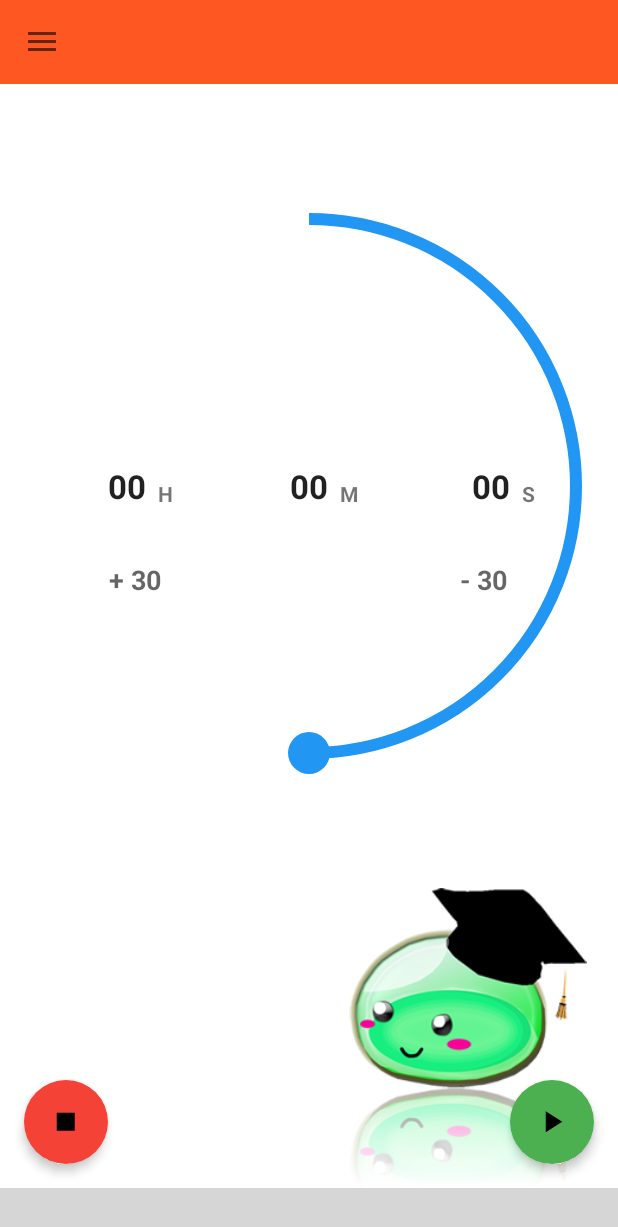
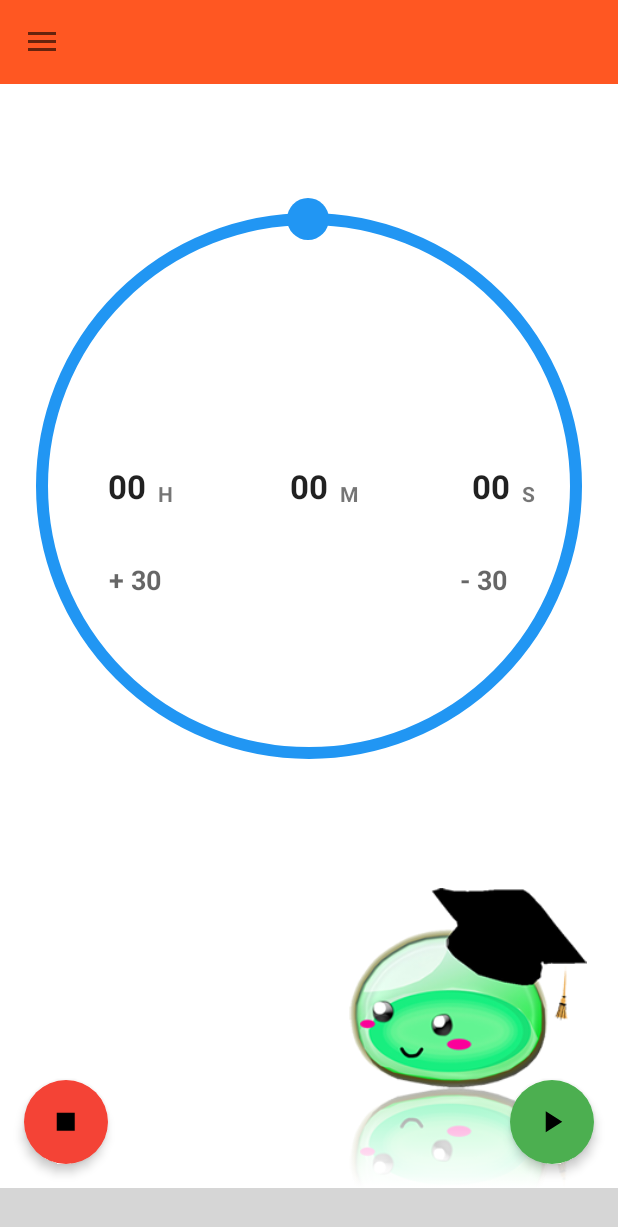
Before and after one commit to virtualprodigy/Public_StudyProAndroid, an Android app: the StudyProActivity screen opened directly, with no data from a screen before it, on a phone screen of 412 x 824 dp. Shown: the top 1227 px of the screen. Run offline under Robolectric (Android 15) with nearby library versions, the light colour scheme and no system bars; our stand-ins replace ButterKnife, Dagger/Hilt's generated code; libraries missing offline, so code that uses them is left out: com.facebook.stetho, com.squareup.okhttp, com.squareup.otto, retrofit.client, retrofit.converter; plain views replace Banner; 1 statement that could not run was skipped; grey boxes are pictures that could not be loaded.

Commit message:
Date: February 2, 2016 at 1:20:28 PM EST
Reacting the code for new time update logic. Saving before lunch. Going to change the TimedBreaks Class

```diff
--- a/app/src/main/java/com/virtualprodigy/StudyPro/Injection/SingletonModule.java
+++ b/app/src/main/java/com/virtualprodigy/StudyPro/Injection/SingletonModule.java
@@ -8,6 +8,7 @@ import com.squareup.okhttp.OkHttpClient;
 import com.virtualprodigy.studypro.BuildConfig;
 import com.virtualprodigy.studypro.Database.OrmHelper;
 import com.virtualprodigy.studypro.StudyProApplication;
+import com.virtualprodigy.studypro.StudyTimer.TimedBreaks;
 import com.virtualprodigy.studypro.services.RetrofitService;
 
 import javax.inject.Singleton;
@@ -67,4 +68,10 @@ public class SingletonModule {
 
     }
 
+    @Provides
+    @Singleton
+    TimedBreaks provideTimedBreaks(){
+        return  new TimedBreaks();
+    }
+
 }
--- a/app/src/main/java/com/virtualprodigy/StudyPro/Injection/StudyProComponent.java
+++ b/app/src/main/java/com/virtualprodigy/StudyPro/Injection/StudyProComponent.java
@@ -2,6 +2,7 @@ package com.virtualprodigy.studypro.Injection;
 
 import com.virtualprodigy.studypro.StudyProActivity;
 import com.virtualprodigy.studypro.StudyTimer.StudyTimerFragment;
+import com.virtualprodigy.studypro.layouts.TimerDisplayLayout;
 
 import javax.inject.Singleton;
 
@@ -15,4 +16,5 @@ import dagger.Component;
 public interface StudyProComponent {
     void inject(StudyProActivity studyProActivity);
     void inject(StudyTimerFragment studyTimerFragment);
+    void inject(TimerDisplayLayout timerDisplayLayout);
 }
--- a/app/src/main/java/com/virtualprodigy/StudyPro/StudyTimer/TimedBreaks.java
+++ b/app/src/main/java/com/virtualprodigy/StudyPro/StudyTimer/TimedBreaks.java
@@ -3,14 +3,14 @@ package com.virtualprodigy.studypro.StudyTimer;
 
 
 
-public class TimedBreaks /*extends Activity*/ {
+public class TimedBreaks {
 	static int timeLimit;
 	static int isBreak;
 
 
 
 
-	public void getTimeLimit(int tL) {
+	public void setTimeLimit(int tL) {
 		timeLimit = tL;
 
 	}
--- a/app/src/main/java/com/virtualprodigy/StudyPro/StudyTimer/TimerService.java
+++ b/app/src/main/java/com/virtualprodigy/StudyPro/StudyTimer/TimerService.java
@@ -113,7 +113,7 @@ public class TimerService extends Service {
 		}
 
 		time4Count = intent.getIntExtra(EXTRA_TIME_AMOUNT, 0);
-		cb.getTimeLimit(intent.getIntExtra(EXTRA_TIME_LIMIT, 50));
+		cb.setTimeLimit(intent.getIntExtra(EXTRA_TIME_LIMIT, 50));
 
 		if (time4Count >= 15000) {
 			count = new MyCount(time4Count, 1000);
--- a/app/src/main/java/com/virtualprodigy/StudyPro/layouts/TimerDisplayLayout.java
+++ b/app/src/main/java/com/virtualprodigy/StudyPro/layouts/TimerDisplayLayout.java
@@ -1,5 +1,6 @@
 package com.virtualprodigy.studypro.layouts;
 
+import android.app.Activity;
 import android.content.Context;
 import android.content.res.Resources;
 import android.content.res.TypedArray;
@@ -7,17 +8,21 @@ import android.graphics.Canvas;
 import android.graphics.Paint;
 import android.graphics.Point;
 import android.graphics.RectF;
-import android.support.annotation.Nullable;
 import android.util.AttributeSet;
 import android.util.DisplayMetrics;
+import android.util.Log;
 import android.util.TypedValue;
 import android.widget.Button;
 import android.widget.RelativeLayout;
 import android.widget.TextView;
 
 import com.virtualprodigy.studypro.R;
+import com.virtualprodigy.studypro.StudyProApplication;
+import com.virtualprodigy.studypro.StudyTimer.TimedBreaks;
 
 import java.text.NumberFormat;
+
+import javax.inject.Inject;
 
 import butterknife.Bind;
 import butterknife.ButterKnife;
@@ -27,8 +32,8 @@ import butterknife.OnClick;
  * Created by virtualprodigyllc on 2/1/16.
  */
 public class TimerDisplayLayout extends RelativeLayout {
+    private final String TAG = this.getClass().getSimpleName();
     private Context context;
-    private Resources res;
     private RectF arcRect;
     private Paint arcPaint;
     private Paint circlePaint;
@@ -38,13 +43,19 @@ public class TimerDisplayLayout extends RelativeLayout {
     private Point cicrleCoord;
     private TypedArray timeIncrements;
     private int currentIncrementIndex = -1;
-    protected @Nullable @Bind(R.id.hourDisplay) TextView hourDisplay;
-    protected @Nullable @Bind(R.id.minuteDisplay) TextView minuteDisplay;
-    protected @Nullable @Bind(R.id.secondDisplay) TextView secondsDisplay;
-    protected @Nullable @Bind(R.id.increaseTimer) Button increaseTimer;
-    protected @Nullable
-    @Bind(R.id.decreaseTimer) Button decreaseTimer;
+    /**This is the total duration of the timer*/
+    private long durationMS = 0;
+    /**This is the current milliseconds on the countdown timer*/
+    private long remainingMS = 0;
+    private boolean isTimerStarted = false;
 
+    protected @Bind(R.id.hourDisplay) TextView hourDisplay;
+    protected @Bind(R.id.minuteDisplay) TextView minuteDisplay;
+    protected @Bind(R.id.secondDisplay) TextView secondsDisplay;
+    protected @Bind(R.id.increaseTimer) Button increaseTimer;
+    protected @Bind(R.id.decreaseTimer) Button decreaseTimer;
+
+    @Inject TimedBreaks timedBreaks;
 
     public TimerDisplayLayout(Context context) {
         super(context);
@@ -69,12 +80,14 @@ public class TimerDisplayLayout extends RelativeLayout {
     /**
      * A uniform constructor
      *
-     * @param context
+     * @param context - context for the view
      */
+    @SuppressWarnings("deprecation")
     private void init(Context context) {
         this.context = context;
-        this.res = context.getResources();
-        ButterKnife.bind(this);
+        Resources res = context.getResources();
+        ((StudyProApplication) ((Activity)context).getApplication()).getComponent().inject(this);
+
         arcRect = new RectF();
         arcPaint = new Paint();
         arcPaint.setColor(res.getColor(R.color.material_blue));
@@ -87,7 +100,15 @@ public class TimerDisplayLayout extends RelativeLayout {
         circleRadius = (int) res.getDimension(R.dimen.timer_circle_radius);
 
         timeIncrements = res.obtainTypedArray(R.array.time_increments);
+
+        arcRect = new RectF();
         setWillNotDraw(false);
+    }
+
+    @Override
+    protected void onFinishInflate() {
+        super.onFinishInflate();
+        ButterKnife.bind(this);
     }
 
     @Override
@@ -110,8 +131,7 @@ public class TimerDisplayLayout extends RelativeLayout {
         int top = (screenHeight / 2) - (sqrtBoundMeasure / 2);
         int right = left + sqrtBoundMeasure;
         int bottom = top + sqrtBoundMeasure;
-
-        arcRect = new RectF(left, top, right, bottom);
+        arcRect.set(left, top, right, bottom);
     }
 
     @Override
@@ -125,8 +145,16 @@ public class TimerDisplayLayout extends RelativeLayout {
         super.onDraw(canvas);
     }
 
+    /**
+     * Calculates the sweep angle of the time display arc
+     */
     private void calculateSweepAngle() {
-        sweepAngle = 180;
+        // draw a full circle, timer not started
+        if(!isTimerStarted){
+            sweepAngle = 360;
+        }else {
+            sweepAngle = (int) ((360/durationMS) / remainingMS);
+        }
     }
 
     /**
@@ -148,41 +176,89 @@ public class TimerDisplayLayout extends RelativeLayout {
     /**
      * This method increases the timer value
      */
-    @Nullable  @OnClick(R.id.increaseTimer)
-    public void onClickIncreaseTimer(){
-        currentIncrementIndex =+ 1;
-        if (currentIncrementIndex <= timeIncrements.length()){
-            long time = Long.parseLong(timeIncrements.getString(currentIncrementIndex));
-            displayTime(time);
-        }
+    @OnClick(R.id.increaseTimer)
+    public void onClickIncreaseTimer() {
+        if(!isTimerStarted) {
+            currentIncrementIndex = currentIncrementIndex + 1;
+            Log.d(TAG, "Index " + currentIncrementIndex);
 
-    }
+            if (currentIncrementIndex >= timeIncrements.length()) {
+                currentIncrementIndex = 0;
+            }
 
-    /**
-     * This method decreases the timer value
-     */
-    @Nullable @OnClick(R.id.increaseTimer)
-    public void onClickDecreaseTimer(){
-        currentIncrementIndex =- 1;
-        if (currentIncrementIndex >= timeIncrements.length()){
             long time = Long.parseLong(timeIncrements.getString(currentIncrementIndex));
             displayTime(time);
         }
     }
 
     /**
+     * This method decreases the timer value
+     */
+    @OnClick(R.id.decreaseTimer)
+    public void onClickDecreaseTimer() {
+        if(!isTimerStarted) {
+            currentIncrementIndex = currentIncrementIndex - 1;
+            Log.d(TAG, "Index " + currentIncrementIndex);
+
+            if (currentIncrementIndex <= 0) {
+                currentIncrementIndex = timeIncrements.length() - 1;
+            }
+
+            long time = Long.parseLong(timeIncrements.getString(currentIncrementIndex));
+            displayTime(time);
+            timedBreaks.setTimeLimit(timeLimit);
+        }
+    }
+
+    /**
      * Parses the hours, minutes, and seconds from the long time
      * then displays then to the user
+     *
      * @param time - time in milliseconds
      */
-    private void displayTime(long time){
+    private void displayTime(long time) {
+        Log.d(TAG, "TIME " + time);
+        durationMS = time;
         NumberFormat numberFormat;
         numberFormat = NumberFormat.getInstance();
         numberFormat.setMinimumIntegerDigits(2);
 
-        hourDisplay.setText(numberFormat.format((int) (time / 3600)));
-        minuteDisplay.setText(numberFormat.format((int) (time % 3600) / 60));
-        secondsDisplay.setText(numberFormat.format((int) time % 60));
+        hourDisplay.setText(numberFormat.format((int) (time / 3600000)));
+        minuteDisplay.setText(numberFormat.format((int) (time % 3600000) / 60000));
+        secondsDisplay.setText(numberFormat.format((int) ((time % 3600000) % 60000) / 1000));
+    }
+
+    /**
+     * This method sets the current milliseconds and then flags
+     * for an invalid to update the animations
+     *
+     * @param milliseconds - the current milliseconds of the countdown
+     */
+    public void setRemainingMS(long milliseconds) {
+        displayTime(milliseconds);
+        remainingMS = milliseconds;
+        postInvalidate();
+    }
+
+    /**
+     * Flags if the timer has been started.
+     * If the timer is stopped then the values are reset
+     * @param isTimerStarted - true or false the timer is running
+     */
+    public void setIsTimerStarted(boolean isTimerStarted){
+        this.isTimerStarted = isTimerStarted;
+        if(!isTimerStarted){
+            resetDisplayValues();
+        }
+    }
+
+    private void resetDisplayValues(){
+        hourDisplay.setText(R.string.zero_time);
+        minuteDisplay.setText(R.string.zero_time);
+        secondsDisplay.setText(R.string.zero_time);
+        durationMS = 0;
+        remainingMS = 0;
+        currentIncrementIndex = -1;
 
     }
 }
--- a/app/src/main/res/layout/study_timer_fragment.xml
+++ b/app/src/main/res/layout/study_timer_fragment.xml
@@ -17,32 +17,6 @@
         android:layout_above="@+id/mascotIcon"
         android:layout_margin="24dp"/>
 
-    <Button
-        android:id="@+id/IncreaseButton"
-        android:layout_width="120dp"
-
-        android:layout_height="45dp"
-        android:layout_alignParentLeft="true"
-        android:layout_alignParentStart="true"
-        android:layout_marginLeft="7dp"
-        android:layout_marginStart="7dp"
-        android:adjustViewBounds="true"
-        android:background="@drawable/pulbutton"
-        android:visibility="gone"/>
-
-    <Button
-        android:id="@+id/DecreaseButton"
-        android:layout_width="120dp"
-        android:layout_height="45dp"
-        android:layout_alignParentRight="true"
-        android:layout_alignParentEnd="true"
-        android:layout_marginRight="7dp"
-        android:layout_marginEnd="7dp"
-        android:adjustViewBounds="true"
-        android:background="@drawable/negitivebutton"
-        android:visibility="gone"/>
-
-
     <ImageView
         android:id="@+id/mascotIcon"
         android:layout_width="200dp"
@@ -52,11 +26,7 @@
         android:layout_alignParentBottom="true"
         android:adjustViewBounds="true"
         android:contentDescription="@string/mascot_description"/>
-    <TextView
-        android:id="@+id/totaltime"
-        android:layout_width="wrap_content"
-        android:layout_height="wrap_content"
-        android:visibility="gone"/>
+
     <ScrollView
         android:id="@+id/mascotSpeechContainer"
         android:layout_width="wrap_content"
--- a/app/src/main/res/values/strings.xml
+++ b/app/src/main/res/values/strings.xml
@@ -41,6 +41,9 @@
     <string name="decrease_time">- 30</string>
     <string name="totaltime">Select Your Amount Of Study Time</string>
     <string name="mascot_description">An image of the app mascot</string>
+    <string name="time_is_up_message">Time's up! Please stop the timer</string>
+    <string name="please_select_time">Please select a time first</string>
+
     <string name="vib_title">Vibrate</string>
     <string name="vib_summary">Device will vibrate when the timer finishes</string>
     <string name="alarm_title">Alarm Sound</string>
```
Also changed, not shown: app/src/main/java/com/virtualprodigy/StudyPro/StudyTimer/StudyTimerFragment.java (+21 -112 lines).
